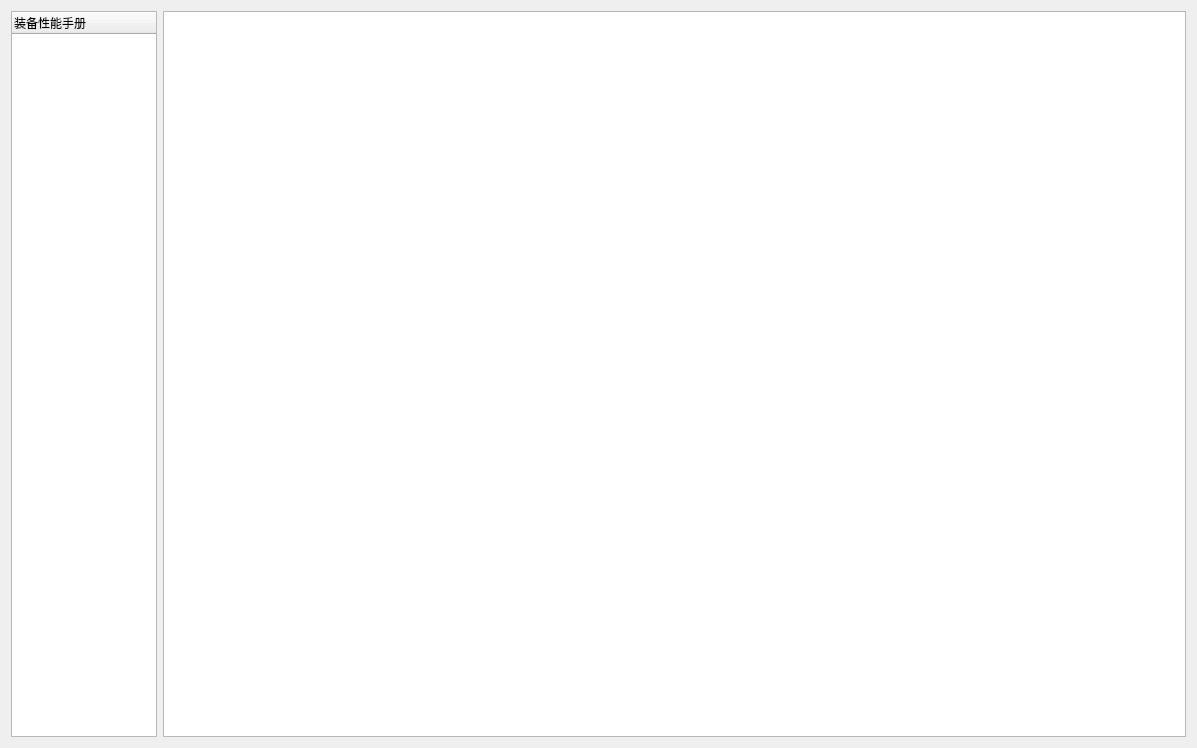
First picture: the form in widgets/dictSelect/widget_manual.ui, repository Belos10/Equip, before the edit.
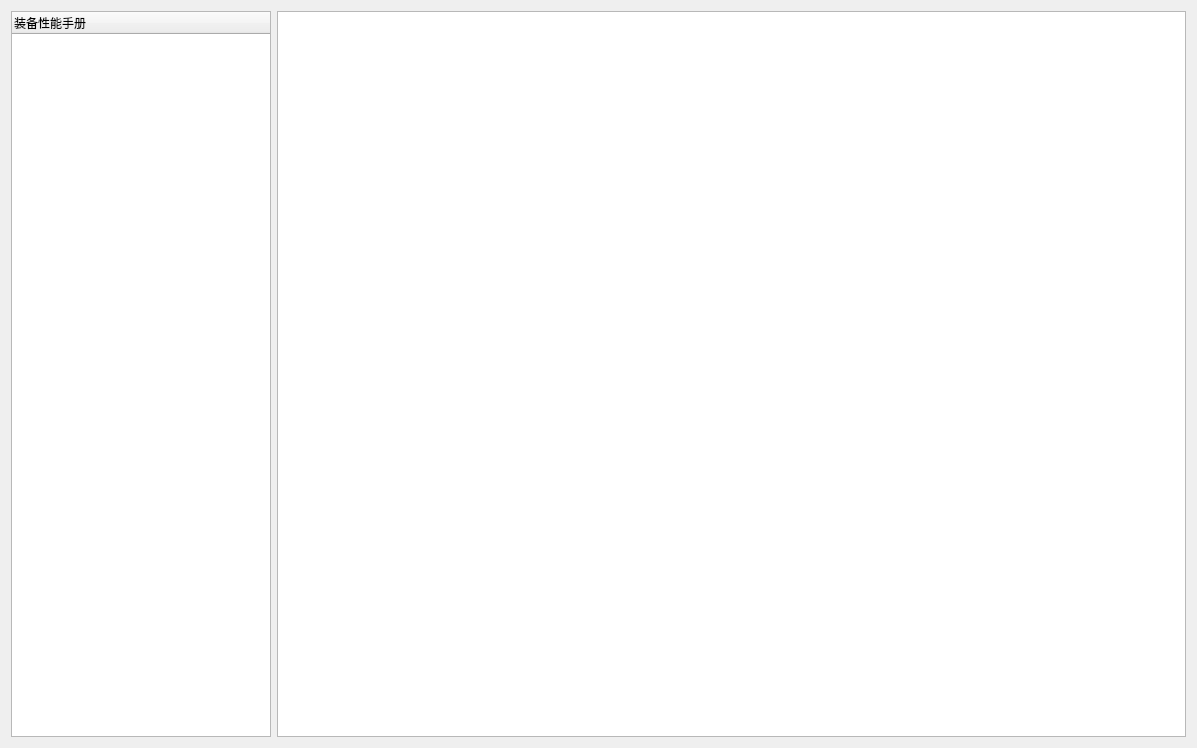
Second picture: the form after the edit.

```diff
--- a/widgets/dictSelect/widget_manual.ui
+++ b/widgets/dictSelect/widget_manual.ui
@@ -13,7 +13,7 @@
   <property name="windowTitle">
    <string>Form</string>
   </property>
-  <layout class="QHBoxLayout" name="horizontalLayout" stretch="1,7">
+  <layout class="QHBoxLayout" name="horizontalLayout" stretch="2,7">
    <item>
     <widget class="QTreeWidget" name="tw_catalog">
      <column>
```
